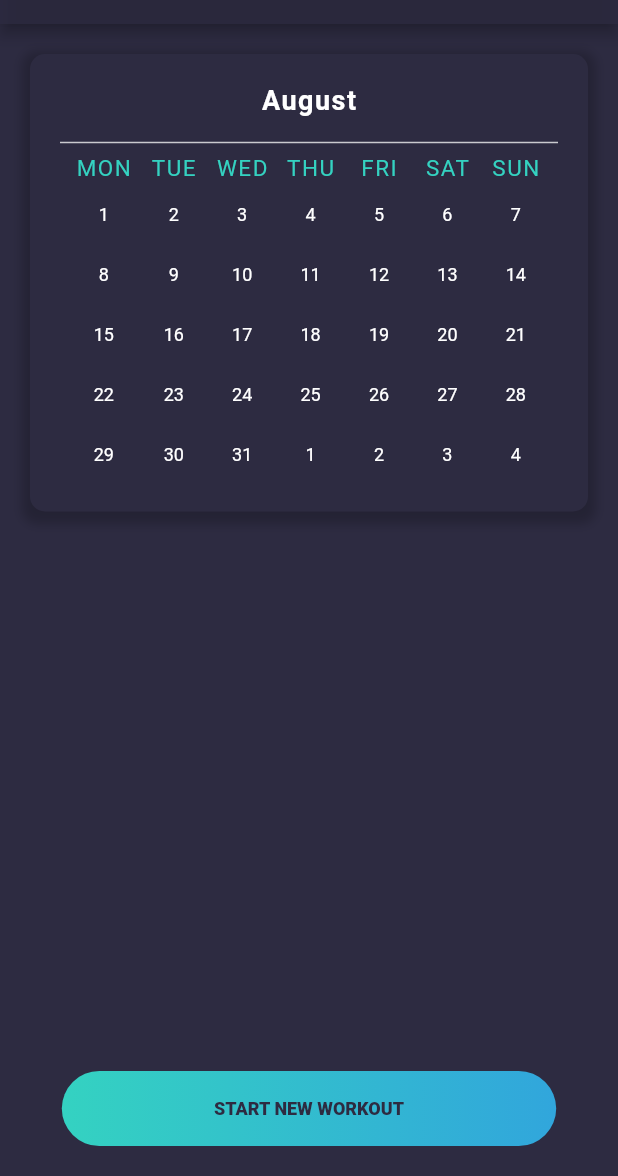
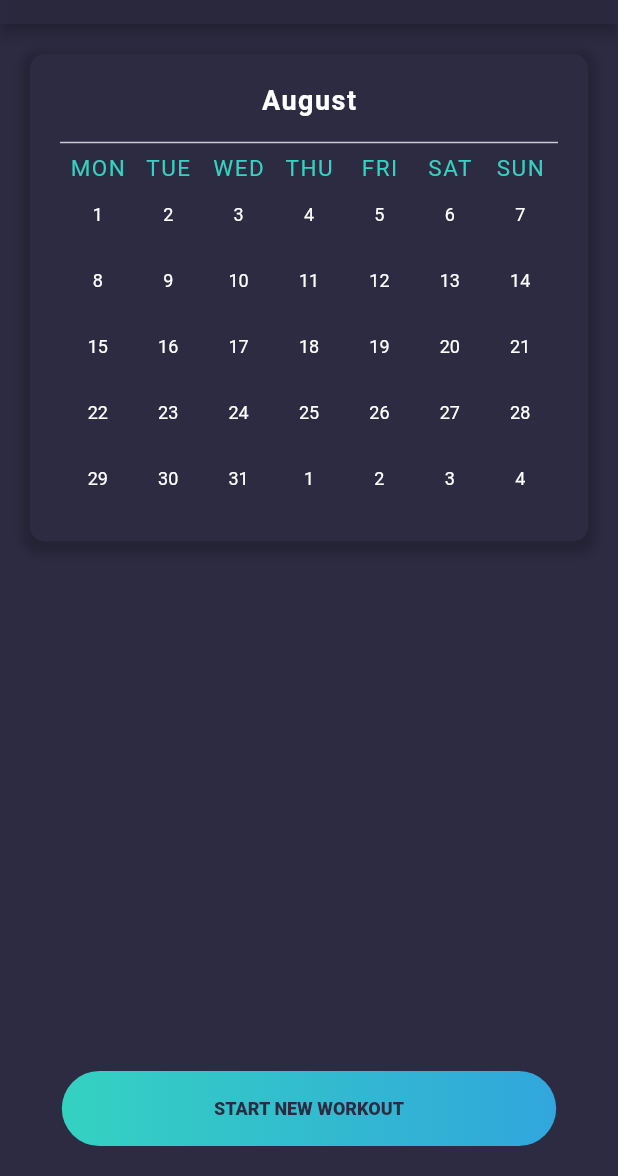
Before and after one commit to EXERLOG/exer_log, a Flutter app: the CalendarPage screen opened directly, on a phone screen of 412 x 824 dp, the part 60-1236 px from its top. Run offline on Flutter 3.47's test engine with Material 2 defaults, Android fonts, the phone set to English and light mode, and no system bars; our stand-ins replace cloud_firestore, connectivity, firebase_analytics, firebase_auth, firebase_core, flutter_riverpod and 4 more; accounts and stored records are empty; Roboto replaces fonts that are missing (Avenir).

Commit message:
refactor: date widget refactored
additional:
- suppressed bad state error, generated due to parsing error
- removed loading indicator

```diff
--- a/lib/UI/calendar/view/calendar_page.dart
+++ b/lib/UI/calendar/view/calendar_page.dart
@@ -69,7 +69,7 @@ class _CalendarPageState extends ConsumerState<CalendarPage> {
   }
 
   void _navigateToWorkoutScreen() {
-    Navigator.of(context).pushReplacement(
+    Navigator.of(context).push(
       MaterialPageRoute(
         builder: (context) => WorkoutPage(null),
       ),
--- a/lib/UI/calendar/widgets/calendar_widget.dart
+++ b/lib/UI/calendar/widgets/calendar_widget.dart
@@ -119,6 +119,7 @@ List<Widget> _getDates() {
       Text(
         weekdayNames[i],
         style: setStyle,
+        textScaleFactor: 1,
       ),
     );
     for (int j = 0; j < weekList[i].length; j++) {
--- a/lib/UI/calendar/widgets/date_widget.dart
+++ b/lib/UI/calendar/widgets/date_widget.dart
@@ -2,97 +2,98 @@ import 'package:cloud_firestore/cloud_firestore.dart';
 import 'package:exerlog/Bloc/workout_bloc.dart';
 import 'package:exerlog/Models/workout.dart';
 import 'package:exerlog/UI/global.dart';
-import 'package:exerlog/src/widgets/gradient_button.dart';
 import 'package:exerlog/UI/prev_workout/prev_workout_page.dart';
 import 'package:flutter/material.dart';
 
-class DateWidget extends StatefulWidget {
+class DateWidget extends StatelessWidget {
   final DateTime date;
 
   DateWidget(this.date);
 
   @override
-  _DateWidgetState createState() => _DateWidgetState();
-}
-
-class _DateWidgetState extends State<DateWidget> {
-  @override
   Widget build(BuildContext context) {
-    DateTime after = new DateTime(
-        widget.date.year, widget.date.month, widget.date.day, 23, 59, 59, 0, 0);
-    DateTime before = new DateTime(
-        widget.date.year, widget.date.month, widget.date.day, 0, 0, 0, 0, 0);
+    DateTime after = DateTime(
+      date.year,
+      date.month,
+      date.day,
+      23,
+      59,
+      59,
+      0,
+      0,
+    );
+    DateTime before = DateTime(
+      date.year,
+      date.month,
+      date.day,
+      0,
+      0,
+      0,
+      0,
+      0,
+    );
     return StreamBuilder<QuerySnapshot<Map<String, dynamic>>>(
       stream: getWorkoutOnDate(after, before),
       builder: (context, snapshot) {
-        if (snapshot.connectionState == ConnectionState.waiting) {
-          return Center(
-            child: CircularProgressIndicator(),
+        if (snapshot.hasError) {
+          return _buildDayContainer();
+        } else if (snapshot.hasData) {
+          Workout? workout;
+          try {
+            workout = Workout.fromJsonQuerySnapshot(snapshot.data!);
+          } catch (_) {
+            /// This results in bad state, due to parsing error
+            // Log.error(e.toString(), stackTrace: stackTrace);
+          }
+          return GestureDetector(
+            onTap: () {
+              if (workout != null)
+                _navigateToPreviousWorkoutScreen(
+                  context,
+                  workout,
+                );
+            },
+            child: _buildDayContainer(hasWorkout: workout != null),
           );
         } else {
-          if (snapshot.hasError) {
-            return Container(
-              padding: EdgeInsets.only(top: 5),
-              height: 40,
-              width: 35,
-              child: Center(
-                  child: Text(
-                widget.date.day.toString(),
-                style: whiteTextStyleSmall,
-              )),
-            );
-          } else if (snapshot.hasData) {
-            try {
-              Workout workout = Workout.fromJsonQuerySnapshot(snapshot.data!);
-              workout.id = snapshot.data!.docs.last.id;
-
-              return Container(
-                padding: EdgeInsets.only(top: 5),
-                height: 40,
-                width: 35,
-                child: RaisedGradientButton(
-                  onPressed: () {
-                    Navigator.of(context).push(
-                      MaterialPageRoute(
-                          builder: (context) => PrevWorkoutPage(workout)),
-                    );
-                  },
-                  radius: 10,
-                  gradient: LinearGradient(
-                    colors: <Color>[Color(0xFF34D1C2), Color(0xFF31A6DC)],
-                  ),
-                  child: Text(
-                    widget.date.day.toString(),
-                    style: buttonTextSmall,
-                  ),
-                ),
-              );
-            } catch (Exception) {
-              return Container(
-                padding: EdgeInsets.only(top: 5),
-                height: 40,
-                width: 35,
-                child: Center(
-                    child: Text(
-                  widget.date.day.toString(),
-                  style: whiteTextStyleSmall,
-                )),
-              );
-            }
-          } else {
-            return Container(
-              padding: EdgeInsets.only(top: 5),
-              height: 40,
-              width: 35,
-              child: Center(
-                  child: Text(
-                widget.date.day.toString(),
-                style: whiteTextStyleSmall,
-              )),
-            );
-          }
+          return _buildDayContainer();
         }
       },
     );
   }
+
+  Container _buildDayContainer({bool hasWorkout = false}) {
+    return Container(
+      margin: EdgeInsets.all(5),
+      padding: EdgeInsets.all(10),
+      decoration: hasWorkout ? _hasWorkoutDecoration() : null,
+      child: Center(
+        child: Text(
+          date.day.toString(),
+          textScaleFactor: 1,
+          style: hasWorkout ? buttonTextSmall : whiteTextStyleSmall,
+        ),
+      ),
+    );
+  }
+
+  BoxDecoration _hasWorkoutDecoration() {
+    return BoxDecoration(
+      gradient: LinearGradient(
+        colors: <Color>[
+          Color(0xFF34D1C2),
+          Color(0xFF31A6DC),
+        ],
+      ),
+      borderRadius: BorderRadius.circular(5),
+    );
+  }
+
+  Future<dynamic> _navigateToPreviousWorkoutScreen(context, Workout workout) {
+    return Navigator.of(context).push(
+      MaterialPageRoute(
+        builder: (context) => PrevWorkoutPage(workout),
+      ),
+    );
+  }
 }
```
